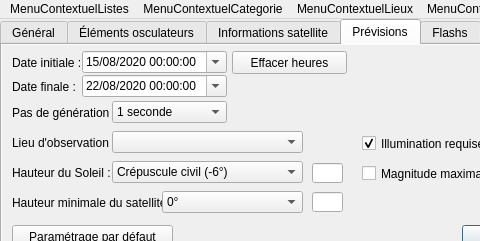
Old version of the form src/interface/onglets.ui in the repository mconsidine/previsat_archive; both pictures show x 0 to 480 and y 0 to 241 of the 792 by 241 pixel window.
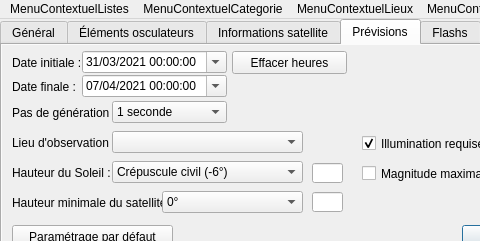
New version of the form. The open tabs and pages were chosen to show the change. Icons and pictures are not drawn.

```diff
--- a/src/interface/onglets.ui
+++ b/src/interface/onglets.ui
@@ -5844,16 +5844,16 @@
         <hour>0</hour>
         <minute>0</minute>
         <second>0</second>
-        <year>2020</year>
-        <month>8</month>
-        <day>15</day>
+        <year>2021</year>
+        <month>3</month>
+        <day>31</day>
        </datetime>
       </property>
       <property name="date">
        <date>
-        <year>2020</year>
-        <month>8</month>
-        <day>15</day>
+        <year>2021</year>
+        <month>3</month>
+        <day>31</day>
        </date>
       </property>
       <property name="displayFormat">
@@ -5905,16 +5905,16 @@
         <hour>0</hour>
         <minute>0</minute>
         <second>0</second>
-        <year>2020</year>
-        <month>8</month>
-        <day>22</day>
+        <year>2021</year>
+        <month>4</month>
+        <day>7</day>
        </datetime>
       </property>
       <property name="date">
        <date>
-        <year>2020</year>
-        <month>8</month>
-        <day>22</day>
+        <year>2021</year>
+        <month>4</month>
+        <day>7</day>
        </date>
       </property>
       <property name="displayFormat">
```
Left out of the diff: 5 changed lines with no effect on the pictures.
